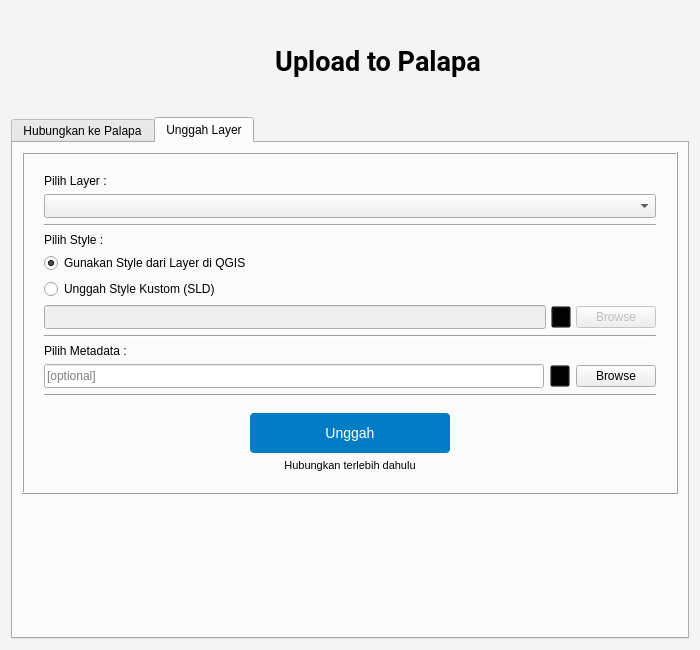
This is ui/UploadPalapa_dialog.ui in sandynagara/Palapa as Qt 5 draws it before an edit. The edited form follows.
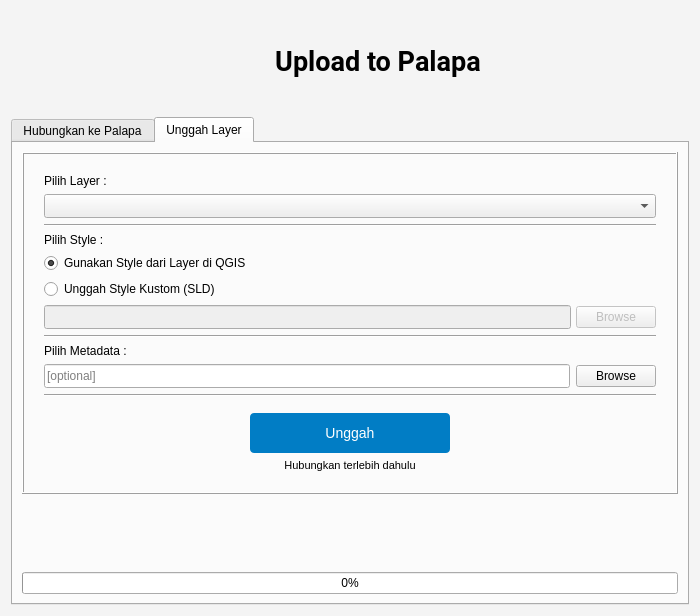
This is the edited form. The open tabs and pages were chosen to show the change. Icons and pictures are not drawn. Custom widgets are drawn as their Qt base class.

```diff
--- a/ui/UploadPalapa_dialog.ui
+++ b/ui/UploadPalapa_dialog.ui
@@ -10,13 +10,13 @@
     <x>0</x>
     <y>0</y>
     <width>700</width>
-    <height>650</height>
+    <height>616</height>
    </rect>
   </property>
   <property name="minimumSize">
    <size>
     <width>700</width>
-    <height>650</height>
+    <height>616</height>
    </size>
   </property>
   <property name="windowTitle">
@@ -522,27 +522,6 @@
               </property>
              </widget>
             </item>
-            <item>
-             <widget class="QPushButton" name="pushButton_clearStyle">
-              <property name="maximumSize">
-               <size>
-                <width>20</width>
-                <height>16777215</height>
-               </size>
-              </property>
-              <property name="styleSheet">
-               <string notr="true">QPushButton {
-image: url(:/img/cross_icon.png);
-image-width:25px;
-image-height:25px;
-background:transparent;
-}</string>
-              </property>
-              <property name="text">
-               <string/>
-              </property>
-             </widget>
-            </item>
             <item>
              <widget class="QPushButton" name="browse_style">
               <property name="enabled">
@@ -613,27 +592,6 @@
               </property>
              </widget>
             </item>
-            <item>
-             <widget class="QPushButton" name="pushButton_clearMetadata">
-              <property name="maximumSize">
-               <size>
-                <width>20</width>
-                <height>16777215</height>
-               </size>
-              </property>
-              <property name="styleSheet">
-               <string notr="true">QPushButton {
-image: url(:/img/cross_icon.png);
-image-width:25px;
-image-height:25px;
-background:transparent;
-}</string>
-              </property>
-              <property name="text">
-               <string/>
-              </property>
-             </widget>
-            </item>
             <item>
              <widget class="QPushButton" name="browse_metadata">
               <property name="sizePolicy">
@@ -746,102 +704,22 @@
         </widget>
        </item>
        <item>
-        <widget class="QLabel" name="label_statusSLD">
-         <property name="minimumSize">
-          <size>
-           <width>0</width>
-           <height>20</height>
-          </size>
+        <spacer name="verticalSpacer_2">
+         <property name="orientation">
+          <enum>Qt::Vertical</enum>
          </property>
-         <property name="styleSheet">
-          <string notr="true">border-radius: 4px;</string>
-         </property>
-         <property name="text">
-          <string/>
-         </property>
-         <property name="wordWrap">
-          <bool>true</bool>
-         </property>
-         <property name="margin">
-          <number>5</number>
-         </property>
-         <property name="indent">
-          <number>5</number>
-         </property>
-        </widget>
-       </item>
-       <item>
-        <widget class="QLabel" name="label_statusLayer">
-         <property name="minimumSize">
+         <property name="sizeHint" stdset="0">
           <size>
-           <width>0</width>
-           <height>20</height>
+           <width>20</width>
+           <height>40</height>
           </size>
          </property>
-         <property name="styleSheet">
-          <string notr="true">border-radius: 4px;</string>
-         </property>
-         <property name="text">
-          <string/>
-         </property>
-         <property name="wordWrap">
-          <bool>true</bool>
-         </property>
-         <property name="margin">
-          <number>5</number>
-         </property>
-         <property name="indent">
-          <number>5</number>
-         </property>
-        </widget>
+        </spacer>
        </item>
        <item>
-        <widget class="QLabel" name="label_statusPublish">
-         <property name="minimumSize">
-          <size>
-           <width>0</width>
-           <height>20</height>
-          </size>
-         </property>
-         <property name="styleSheet">
-          <string notr="true">border-radius: 4px;</string>
-         </property>
-         <property name="text">
-          <string/>
-         </property>
-         <property name="wordWrap">
-          <bool>true</bool>
-         </property>
-         <property name="margin">
-          <number>5</number>
-         </property>
-         <property name="indent">
-          <number>5</number>
-         </property>
-        </widget>
-       </item>
-       <item>
-        <widget class="QLabel" name="label_statusMetadata">
-         <property name="minimumSize">
-          <size>
-           <width>0</width>
-           <height>20</height>
-          </size>
-         </property>
-         <property name="styleSheet">
-          <string notr="true">border-radius: 4px;</string>
-         </property>
-         <property name="text">
-          <string/>
-         </property>
-         <property name="wordWrap">
-          <bool>true</bool>
-         </property>
-         <property name="margin">
-          <number>5</number>
-         </property>
-         <property name="indent">
-          <number>5</number>
+        <widget class="QProgressBar" name="progressBar">
+         <property name="value">
+          <number>0</number>
          </property>
         </widget>
        </item>
```
Left out of the diff: 5 changed lines with no effect on the pictures.
